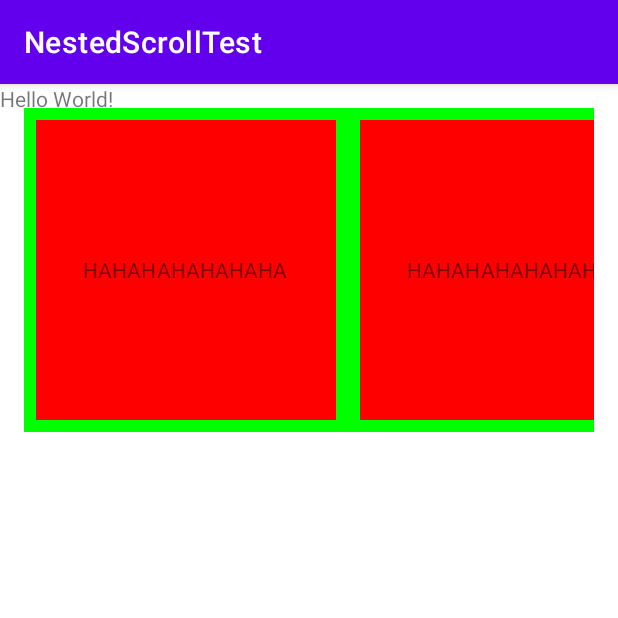
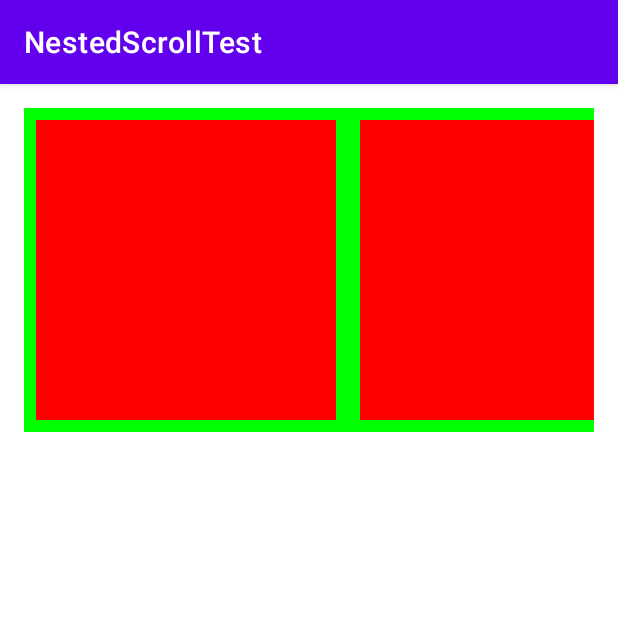
Before and after one commit to goyourfly/NestedViewPager2, an Android app: the screen it shows after launch (MainActivity), on a phone screen of 412 x 824 dp, the top half of it. Run offline under Robolectric (Android 15) with nearby library versions, the phone set to English and light mode, and no system bars.

Commit message:
optimize ui

```diff
--- a/app/src/main/res/layout/activity_main.xml
+++ b/app/src/main/res/layout/activity_main.xml
@@ -5,24 +5,6 @@
     android:layout_width="match_parent"
     android:layout_height="match_parent"
     tools:context=".MainActivity">
-
-    <TextView
-        android:layout_width="wrap_content"
-        android:layout_height="wrap_content"
-        android:text="Hello World!"
-        app:layout_constraintBottom_toBottomOf="parent"
-        app:layout_constraintLeft_toLeftOf="parent"
-        app:layout_constraintRight_toRightOf="parent"
-        app:layout_constraintTop_toTopOf="parent" />
-
-    <!--    <androidx.core.widget.NestedScrollView-->
-    <!--        android:layout_width="match_parent"-->
-    <!--        android:layout_height="wrap_content">-->
-
-    <!--        <LinearLayout-->
-    <!--            android:orientation="vertical"-->
-    <!--            android:layout_width="match_parent"-->
-    <!--            android:layout_height="wrap_content">-->
 
 
     <com.abc.nestedscrolltest.NestedViewPager2Host
@@ -38,17 +20,4 @@
 
     </com.abc.nestedscrolltest.NestedViewPager2Host>
 
-    <!--            <com.abc.nestedscrolltest.NestedRecyclerView-->
-    <!--                android:id="@+id/recycler"-->
-    <!--                android:background="#0FF"-->
-    <!--                android:layout_width="match_parent"-->
-    <!--                android:layout_height="wrap_content"-->
-    <!--                android:descendantFocusability="blocksDescendants" />-->
-
-    <!--            <View-->
-    <!--                android:background="#FF0"-->
-    <!--                android:layout_width="match_parent"-->
-    <!--                android:layout_height="200dp"/>-->
-    <!--        </LinearLayout>-->
-    <!--    </androidx.core.widget.NestedScrollView>-->
 </FrameLayout>
--- a/app/src/main/res/layout/item_sub.xml
+++ b/app/src/main/res/layout/item_sub.xml
@@ -5,9 +5,5 @@
     android:layout_margin="8dp"
     android:background="#F00">
 
-    <TextView
-        android:layout_width="wrap_content"
-        android:layout_height="wrap_content"
-        android:layout_gravity="center"
-        android:text="HAHAHAHAHAHAHA" />
+
 </FrameLayout>
```
